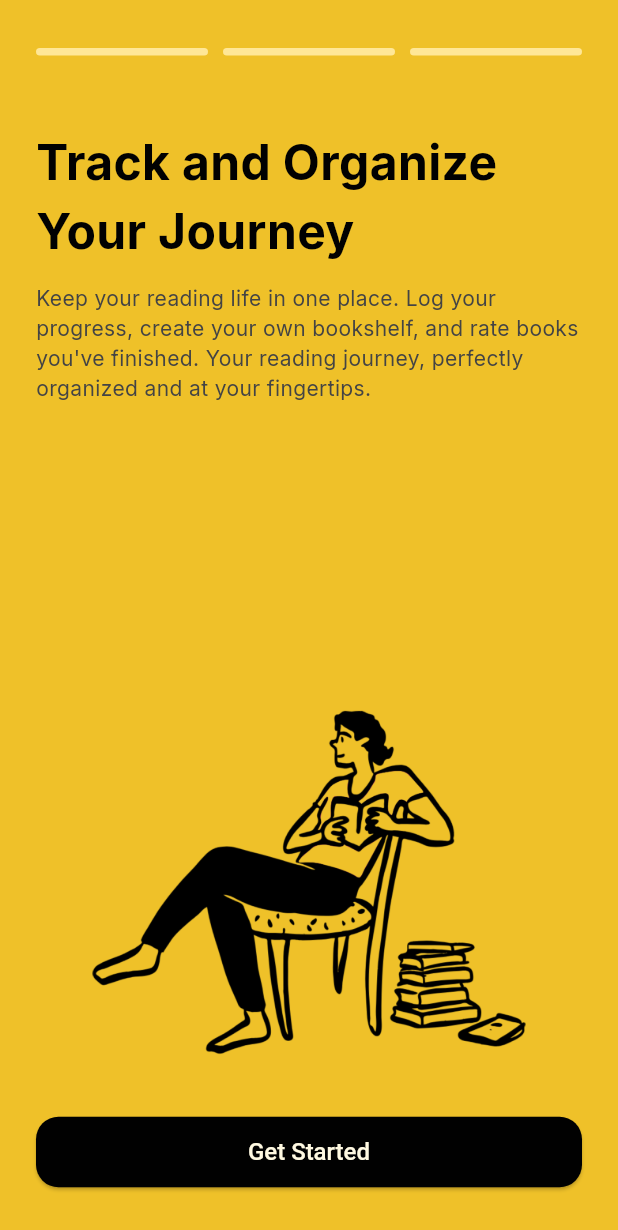
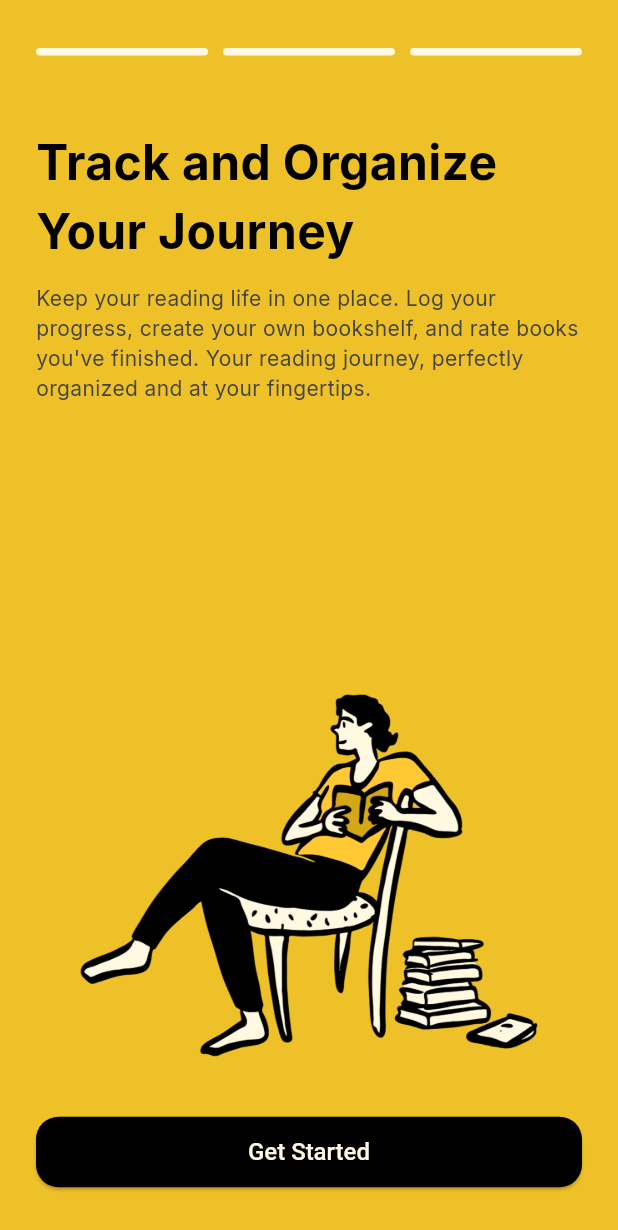
Before and after one commit to morenorpl/BookWo, a Flutter app: the Onboarding2Screen screen opened directly, after a tap on "Next", on a phone screen of 412 x 824 dp. Shown: the top 1230 px of the screen. Run offline on Flutter 3.47's test engine with Material 3 defaults, Android fonts, the light colour scheme and no system bars; our stand-ins replace curved_navigation_bar.

Commit message:
docs: changed onboarding screens image

```diff
--- a/lib/features/onboarding/onboarding1/onboarding1_screen.dart
+++ b/lib/features/onboarding/onboarding1/onboarding1_screen.dart
@@ -21,7 +21,7 @@ class Onboarding1Screen extends StatelessWidget {
                   child: Container(
                     height: 5,
                     decoration: BoxDecoration(
-                      color: MainColors.primaryColor[200],
+                      color: MainColors.secondaryColor,
                       borderRadius: BorderRadius.circular(10),
                     ),
                   ),
@@ -70,7 +70,7 @@ class Onboarding1Screen extends StatelessWidget {
                 textAlign: TextAlign.start,
               ),
             ),
-            Image.asset('assets/images/onboarding_one.png', scale: 3.8),
+            Image.asset(MainAssets.firstOnboarding, scale: 3.8),
             const SizedBox(height: 12),
             Row(
               children: [
--- a/lib/features/onboarding/onboarding2/onboarding2_screen.dart
+++ b/lib/features/onboarding/onboarding2/onboarding2_screen.dart
@@ -21,7 +21,7 @@ class Onboarding2Screen extends StatelessWidget {
                   child: Container(
                     height: 5,
                     decoration: BoxDecoration(
-                      color: MainColors.primaryColor[200],
+                      color: MainColors.secondaryColor,
                       borderRadius: BorderRadius.circular(10),
                     ),
                   ),
@@ -30,7 +30,7 @@ class Onboarding2Screen extends StatelessWidget {
                   child: Container(
                     height: 5,
                     decoration: BoxDecoration(
-                      color: MainColors.primaryColor[200],
+                      color: MainColors.secondaryColor,
                       borderRadius: BorderRadius.circular(10),
                     ),
                   ),
@@ -70,8 +70,8 @@ class Onboarding2Screen extends StatelessWidget {
                 textAlign: TextAlign.start,
               ),
             ),
-            Image.asset('assets/images/onboarding_two.png', scale: 3.5),
-            const SizedBox(height: 12),
+            Image.asset(MainAssets.secondOnboarding, scale: 3.3),
+            const SizedBox(height: 0),
 
             Row(
               spacing: 20,
--- a/lib/features/onboarding/onboarding3/onboarding3_screen.dart
+++ b/lib/features/onboarding/onboarding3/onboarding3_screen.dart
@@ -21,7 +21,7 @@ class Onboarding3Screen extends StatelessWidget {
                   child: Container(
                     height: 5,
                     decoration: BoxDecoration(
-                      color: MainColors.primaryColor[200],
+                      color: MainColors.secondaryColor,
                       borderRadius: BorderRadius.circular(10),
                     ),
                   ),
@@ -30,7 +30,7 @@ class Onboarding3Screen extends StatelessWidget {
                   child: Container(
                     height: 5,
                     decoration: BoxDecoration(
-                      color: MainColors.primaryColor[200],
+                      color: MainColors.secondaryColor,
                       borderRadius: BorderRadius.circular(10),
                     ),
                   ),
@@ -39,7 +39,7 @@ class Onboarding3Screen extends StatelessWidget {
                   child: Container(
                     height: 5,
                     decoration: BoxDecoration(
-                      color: MainColors.primaryColor[200],
+                      color: MainColors.secondaryColor,
                       borderRadius: BorderRadius.circular(10),
                     ),
                   ),
@@ -70,8 +70,8 @@ class Onboarding3Screen extends StatelessWidget {
                 textAlign: TextAlign.start,
               ),
             ),
-            Image.asset('assets/images/onboarding_three.png', scale: 3.8),
-            const SizedBox(height: 12),
+            Image.asset(MainAssets.thirdOnboarding, scale: 3.6),
+            const SizedBox(height: 38),
 
             Row(
               children: [
--- a/lib/preference/assets/assets.dart
+++ b/lib/preference/assets/assets.dart
@@ -6,6 +6,7 @@ class MainAssets {
   static const splash = '${path}splash.png';
   static const firstOnboarding = '${path}onboarding1.png';
   static const secondOnboarding = '${path}onboarding2.png';
+  static const thirdOnboarding = '${path}onboarding3.png';
   static const book1 = '${path}book-one.jpg';
   static const book2 = '${path}book-twoo.jpg';
   static const book3 = '${path}book-three.jpg';
```
Also changed, not shown: assets/images/onboarding1.png, assets/images/onboarding2.png, assets/images/onboarding3.png (added).
